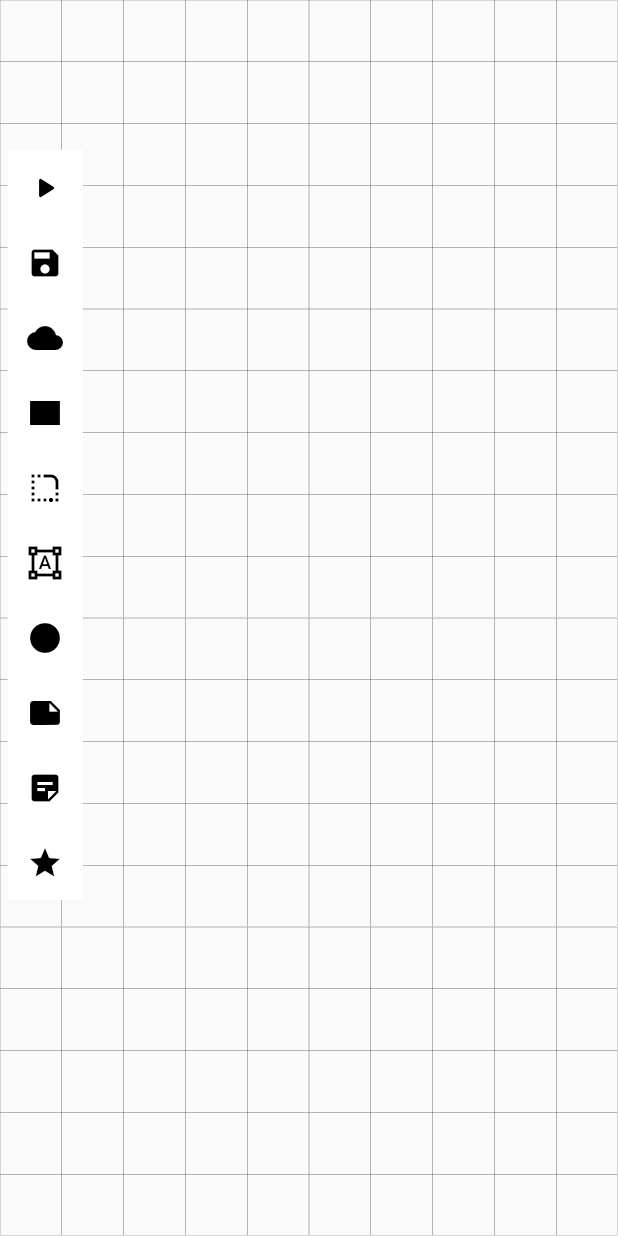
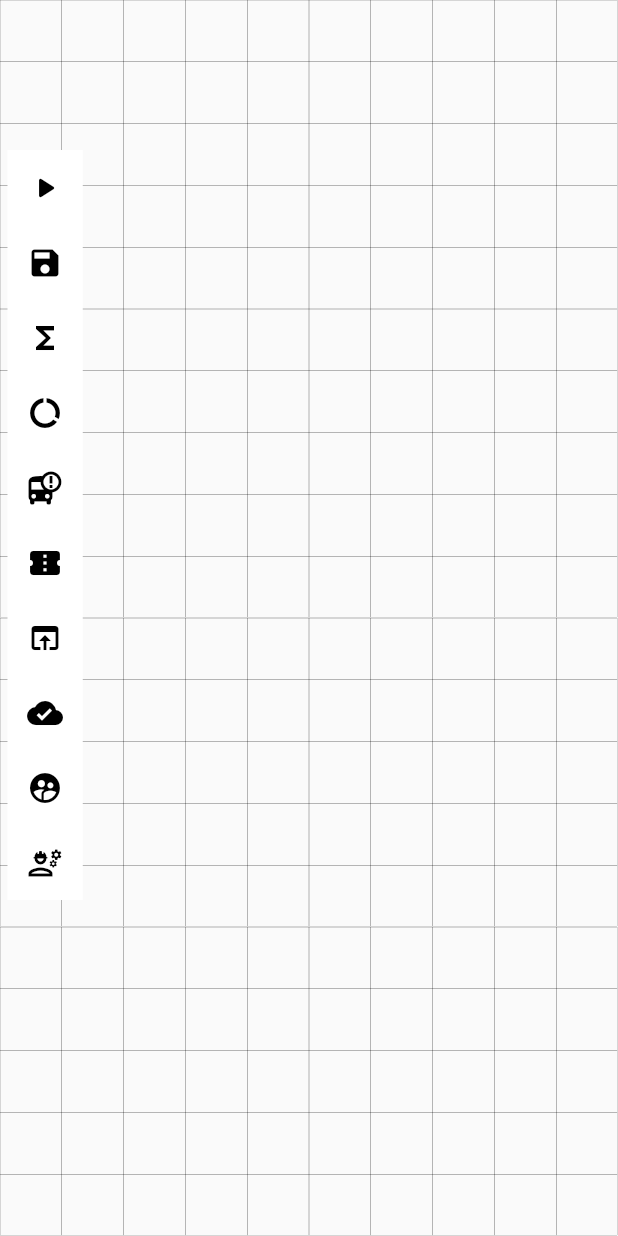
Before and after one commit to ibrahimsezer/Draggable_Interaction, a Flutter app: the screen it shows after launch, on a phone screen of 412 x 824 dp. Run offline on Flutter 3.47's test engine with Material 2 defaults, Android fonts, the phone set to English and light mode, and no system bars; our stand-ins replace flutter_colorpicker, flutter_svg.

Commit message:
Widgets Added

```diff
--- a/lib/ui/main_board.dart
+++ b/lib/ui/main_board.dart
@@ -43,6 +43,7 @@ class _MainBoardState extends State<MainBoard> {
   @override
   Widget build(BuildContext context) {
     return Scaffold(
+      extendBody: true,
       body: SafeArea(
         child: Stack(children: <Widget>[
           Consumer<WidgetFunctions>(
@@ -57,7 +58,9 @@ class _MainBoardState extends State<MainBoard> {
                   ],
                 ),
               );
-            },///_________________BOTTOM MENU CODES
+            },
+
+            ///_________________BOTTOM MENU CODES
           ),
           // Consumer<MenuActivity>(
           //   builder: (context, value, child) {
@@ -67,14 +70,13 @@ class _MainBoardState extends State<MainBoard> {
           //     ).openBottomWidget();
           //   },
           // ),
-          const Positioned(top: 100,left: 5, child: ActivityBar()),
+          const Positioned(top: 100, left: 5, child: ActivityBar()),
           ...MainBoard.widgets.map((e) => e.widget),
         ]),
       ),
     );
   }
 }
-
 
 ///_________________BOTTOM MENU CODES
 // class MenuIconButton extends StatefulWidget {
--- a/lib/ui/widgets/activites_bar.dart
+++ b/lib/ui/widgets/activites_bar.dart
@@ -1,12 +1,9 @@
-import 'package:draggable_example/ui/widgets/moduler_widget.dart';
 import 'package:draggable_example/ui/widgets/shape.dart';
 import 'package:draggable_example/ui/widgets/sticky_note_widget.dart';
 import 'package:flutter/material.dart';
-
 import 'image_widget.dart';
 import 'interface_buttons.dart';
 import 'note_widget.dart';
-import 'opener_widget.dart';
 
 class ActivityBar extends StatelessWidget {
   const ActivityBar({super.key});
@@ -37,8 +34,92 @@ class ActivityBar extends StatelessWidget {
             myHeight: 100,
             myWidth: 100,
             widgetButtonName: CreateImageWidget(
+                assetName: 'lib/assets/images/azurefunctions.svg'),
+            widgetButtonIcon: Icons.functions,
+          ),
+          ActivityBarIcon(
+            myHeight: 100,
+            myWidth: 100,
+            widgetButtonName: CreateImageWidget(
+                assetName: 'lib/assets/images/azuresqldatabase.svg'),
+            widgetButtonIcon: Icons.data_saver_off_outlined,
+          ),
+          ActivityBarIcon(
+            myHeight: 100,
+            myWidth: 100,
+            widgetButtonName: CreateImageWidget(
+                assetName: 'lib/assets/images/firewall-outline-alerted.svg'),
+            widgetButtonIcon: Icons.bus_alert,
+          ),
+          ActivityBarIcon(
+            myHeight: 100,
+            myWidth: 100,
+            widgetButtonName: CreateImageWidget(
+                assetName: 'lib/assets/images/firewall-outline-badged.svg'),
+            widgetButtonIcon: Icons.confirmation_num,
+          ),
+          ActivityBarIcon(
+            myHeight: 100,
+            myWidth: 100,
+            widgetButtonName: CreateImageWidget(
+                assetName: 'lib/assets/images/folder-type-azure-opened.svg'),
+            widgetButtonIcon: Icons.open_in_browser,
+          ),
+          ActivityBarIcon(
+            myHeight: 100,
+            myWidth: 100,
+            widgetButtonName: CreateImageWidget(
+                assetName: 'lib/assets/images/outline-cloud-done.svg'),
+            widgetButtonIcon: Icons.cloud_done,
+          ),
+          ActivityBarIcon(
+            myHeight: 100,
+            myWidth: 100,
+            widgetButtonName: CreateImageWidget(
+                assetName: 'lib/assets/images/person-16-filled.svg'),
+            widgetButtonIcon: Icons.supervised_user_circle,
+          ),
+          ActivityBarIcon(
+            myHeight: 100,
+            myWidth: 100,
+            widgetButtonName:
+                CreateImageWidget(assetName: 'lib/assets/images/process.svg'),
+            widgetButtonIcon: Icons.engineering_outlined,
+          ),
+          ActivityBarIcon(
+            myHeight: 100,
+            myWidth: 100,
+            widgetButtonName:
+                CreateImageWidget(assetName: 'lib/assets/images/security.svg'),
+            widgetButtonIcon: Icons.security,
+          ),
+          ActivityBarIcon(
+            myHeight: 100,
+            myWidth: 100,
+            widgetButtonName: CreateImageWidget(
+                assetName: 'lib/assets/images/upload-web.svg'),
+            widgetButtonIcon: Icons.upload_file,
+          ),
+          ActivityBarIcon(
+            myHeight: 100,
+            myWidth: 100,
+            widgetButtonName: CreateImageWidget(
+                assetName: 'lib/assets/images/user-security-fill.svg'),
+            widgetButtonIcon: Icons.supervised_user_circle,
+          ),
+          ActivityBarIcon(
+            myHeight: 100,
+            myWidth: 100,
+            widgetButtonName: CreateImageWidget(
                 assetName: 'lib/assets/images/outline-cloud.svg'),
-            widgetButtonIcon: Icons.cloud,
+            widgetButtonIcon: Icons.cloud_circle_outlined,
+          ),
+          ActivityBarIcon(
+            myHeight: 100,
+            myWidth: 100,
+            widgetButtonName:
+                CreateImageWidget(assetName: 'lib/assets/images/security1.svg'),
+            widgetButtonIcon: Icons.security_update_good,
           ),
           ActivityBarIcon(
             myHeight: 100,
```
Also changed, not shown: lib/ui/widgets/interface_buttons.dart (+4 -4 lines), pubspec.yaml (+12 -0 lines), lib/assets/images/azurefunctions.svg (added), lib/assets/images/azuresqldatabase.svg (added), lib/assets/images/firewall-outline-alerted.svg (added), lib/assets/images/firewall-outline-badged.svg (added), lib/assets/images/folder-type-azure-opened.svg (added), lib/assets/images/outline-cloud-done.svg (added), lib/assets/images/person-16-filled.svg (added), lib/assets/images/process.svg (added), lib/assets/images/security.svg (added), lib/assets/images/security1.svg (added), lib/assets/images/upload-web.svg (added), lib/assets/images/user-security-fill.svg (added).
